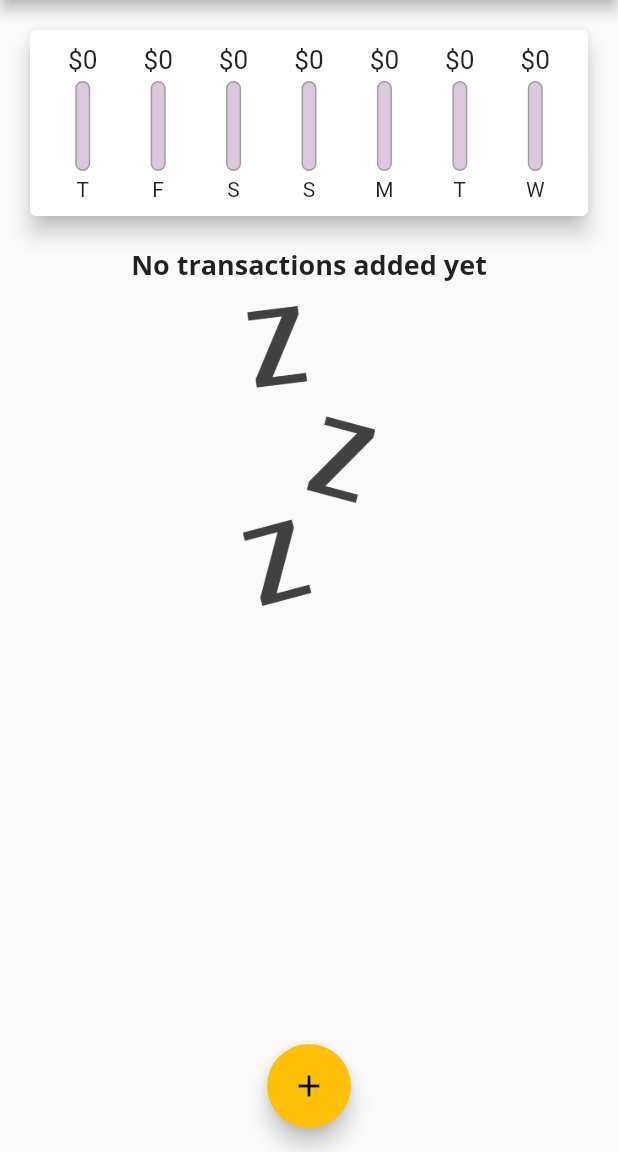
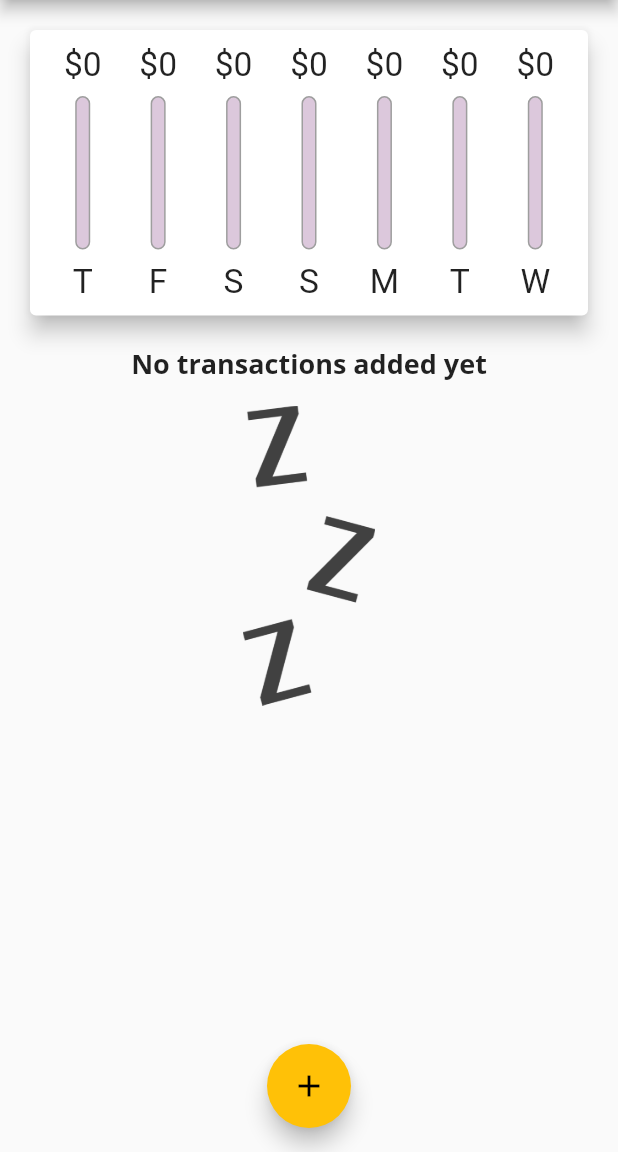
Before and after one commit to JPJFerreira/flutter_personal_expenses, a Flutter app: the screen it shows after launch, on a phone screen of 412 x 824 dp, the part 84-1236 px from its top. Run offline on Flutter 3.47's test engine with Material 2 defaults, Android fonts, the phone set to English and light mode, and no system bars.

```diff
--- a/lib/main.dart
+++ b/lib/main.dart
@@ -1,4 +1,5 @@
 import 'package:flutter/material.dart';
+import 'package:flutter/services.dart';
 import 'package:intl/intl.dart';
 
 import 'models/transaction.dart';
@@ -6,7 +7,14 @@ import 'widgets/new_transaction.dart';
 import 'widgets/transaction_list.dart';
 import 'widgets/chart.dart';
 
-void main() => runApp(MyApp());
+void main() {
+  WidgetsFlutterBinding.ensureInitialized();
+  SystemChrome.setPreferredOrientations([
+    DeviceOrientation.portraitUp,
+    DeviceOrientation.portraitDown,
+  ]);
+  runApp(MyApp());
+}
 
 class MyApp extends StatelessWidget {
   @override
@@ -117,8 +125,7 @@ class _MyHomePageState extends State<MyHomePage> {
 
   @override
   Widget build(BuildContext context) {
-    return Scaffold(
-      appBar: AppBar(
+    final appBar = AppBar(
       title: Text('Personal Expenses'),
       actions: [
         IconButton(
@@ -126,14 +133,28 @@ class _MyHomePageState extends State<MyHomePage> {
           onPressed: () => _startAddNewTransaction(context),
         ),
       ],
-      ),
+    );
+    return Scaffold(
+      appBar: appBar,
       body: SingleChildScrollView(
         child: Column(
             mainAxisAlignment: MainAxisAlignment.start,
             crossAxisAlignment: CrossAxisAlignment.stretch,
             children: [
-              Chart(_recentTransactions),
-              TransactionList(_userTransactions, _deleteTransaction),
+              Container(
+                height: (MediaQuery.of(context).size.height -
+                        appBar.preferredSize.height -
+                        MediaQuery.of(context).padding.top) *
+                    0.3,
+                child: Chart(_recentTransactions),
+              ),
+              Container(
+                height: (MediaQuery.of(context).size.height -
+                        appBar.preferredSize.height -
+                        MediaQuery.of(context).padding.top) *
+                    0.7,
+                child: TransactionList(_userTransactions, _deleteTransaction),
+              ),
             ]),
       ),
       floatingActionButtonLocation: FloatingActionButtonLocation.centerFloat,
--- a/lib/widgets/chart_bar.dart
+++ b/lib/widgets/chart_bar.dart
@@ -9,19 +9,21 @@ class ChartBar extends StatelessWidget {
 
   @override
   Widget build(BuildContext context) {
+    return LayoutBuilder(
+      builder: (context, constraints) {
         return Column(
           children: [
             Container(
-          height: 20,
+              height: constraints.maxHeight * 0.15,
               child: FittedBox(
                 child: Text('\$${spendingAmount.toStringAsFixed(0)}'),
               ),
             ),
             SizedBox(
-          height: 4,
+              height: constraints.maxHeight * 0.05,
             ),
             Container(
-          height: 60,
+              height: constraints.maxHeight * 0.6,
               width: 10,
               child: Stack(
                 children: [
@@ -45,12 +47,19 @@ class ChartBar extends StatelessWidget {
               ),
             ),
             SizedBox(
-          height: 4,
+              height: constraints.maxHeight * 0.05,
             ),
-        Text(
+            Container(
+              height: constraints.maxHeight * 0.15,
+              child: FittedBox(
+                child: Text(
                   label,
+                ),
+              ),
             ),
           ],
         );
+      },
+    );
   }
 }
--- a/lib/widgets/transaction_list.dart
+++ b/lib/widgets/transaction_list.dart
@@ -11,9 +11,7 @@ class TransactionList extends StatelessWidget {
 
   @override
   Widget build(BuildContext context) {
-    return Container(
-      height: 450,
-      child: transactions.isEmpty
+    return transactions.isEmpty
         ? Column(
             children: [
               Text('No transactions added yet',
@@ -64,7 +62,6 @@ class TransactionList extends StatelessWidget {
               );
             },
             itemCount: transactions.length,
-            ),
           );
   }
 }
```
Lines whose indentation alone changed are shown as unchanged.
